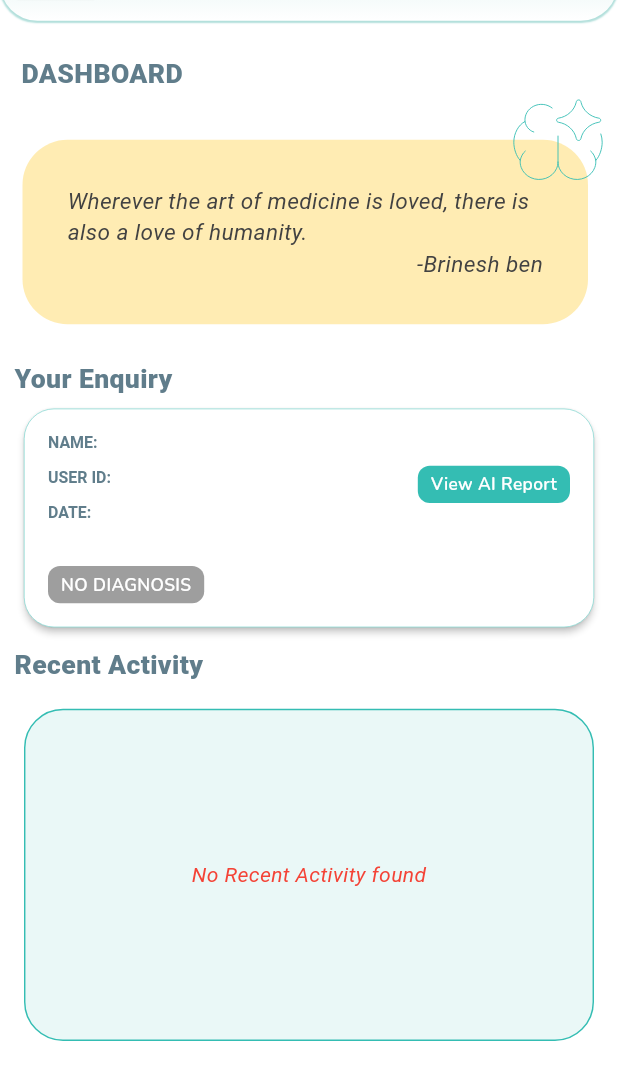
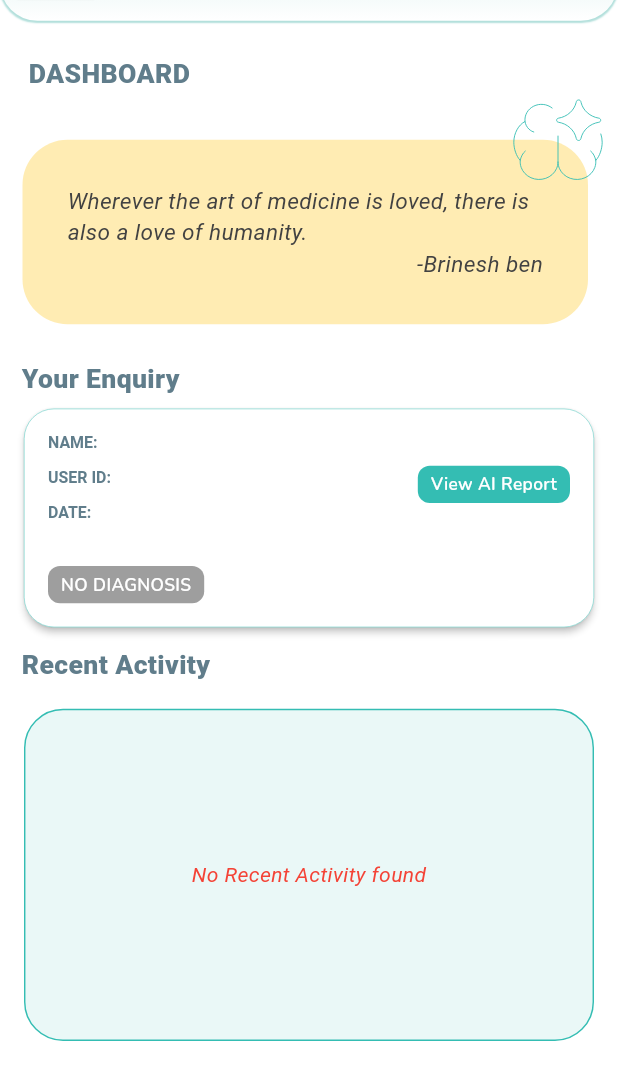
Before and after one commit to Brineshben/utharam-ai, a Flutter app: the HomeScreenPatient screen opened directly with empty values, on a phone screen of 412 x 824 dp, the part 152-1236 px from its top. Run offline on Flutter 3.47's test engine with Material 3 defaults, Android fonts, the light colour scheme and no system bars; drawn by our look-alikes of loader_overlay, showcaseview; our stand-ins replace cached_network_image, carousel_slider, connectivity_plus, dropdown_button2, dropdown_search, easy_date_timeline and 20 more; missing offline and left inert: syncfusion_flutter_pdfviewer; accounts and stored records are empty; network calls fail; Roboto replaces fonts that are missing (Shanti); project files that could hold a hidden picture were left out.

Commit message:
Api fixing in my appointments page

```diff
--- a/lib/Roles_UI/CHIEF_DOCTOR/Settings/settings.dart
+++ b/lib/Roles_UI/CHIEF_DOCTOR/Settings/settings.dart
@@ -7,6 +7,7 @@ import 'package:patient/utils/color_util.dart';
 import '../../../main.dart';
 import '../../JUNIOR_DOCTOR/appoinment/PatientListr.dart';
 import '../../UI/AppintmentsPage/My_Appointments.dart';
+import '../../UI/DoctorListSenior/doctorListSenior.dart';
 import 'RejectedPatientList.dart';
 import 'addTalktoHuman.dart';
 
@@ -54,7 +55,7 @@ class _ProfileSettingsPageState extends State<ProfileSettingsPage> {
             children: [
 
               Padding(
-                padding: EdgeInsets.only(top: 50.h, left: 5.w, right: 10.w),                child: buildProfileCard(widget.name, widget.role),
+                padding: EdgeInsets.only(top: 50.h, left: 5.w, right: 10.w),                child: buildProfileCard(widget.name, formatString(widget.role)),
               ),
               // SizedBox(height: 5),
               // Wrap(
--- a/lib/Roles_UI/CHIEF_DOCTOR/bottom_Navigation_Chief.dart
+++ b/lib/Roles_UI/CHIEF_DOCTOR/bottom_Navigation_Chief.dart
@@ -55,7 +55,7 @@ class _PageIndexNavigationChiefState extends State<PageIndexNavigationChief> wit
 
     _screens = [
       HomeScreenChief(role:widget.role, name: widget.name, token: widget.token, doctorId: widget.doctorId,),
-      PatientExpandableCardList(token: widget.token,),
+      PatientExpandableCardList(token: widget.token, role: widget.role,),
       DoctorList(token: widget.token),
 
       ProfileSettingsPage(name: widget.name, role:widget.role, token:widget.token,),
--- a/lib/Roles_UI/JUNIOR_DOCTOR/Junior_doctorView/Home_Junior.dart
+++ b/lib/Roles_UI/JUNIOR_DOCTOR/Junior_doctorView/Home_Junior.dart
@@ -11,6 +11,7 @@ import '../../../Controller/Patient_queue_Controller.dart';
 import '../../../Controller/Quotes_Controller.dart';
 import '../../CHIEF_DOCTOR/Chiefdoctor_View/DashChief.dart';
 import '../../UI/Common_Widget/appbar.dart';
+import '../../UI/DoctorListSenior/doctorListSenior.dart';
 import '../../UI/HomePage/home_widgets/DashList.dart';
 import '../../UI/HomePage/home_widgets/overallView.dart';
 import 'package:get/get.dart';
@@ -262,7 +263,7 @@ class _HomeScreenJuniorState extends State<HomeScreenJunior> {
                     isWelcome: true,
                     bellicon: true,
                     notificationcount: true,
-                    name: '${widget.name} (${widget.role})',
+                    name: '${widget.name} (${ formatString(widget.role)})',
                     image: 'assets/images/profile2.jpg',
                   ),
                   Padding(
@@ -272,7 +273,7 @@ class _HomeScreenJuniorState extends State<HomeScreenJunior> {
                       mainAxisAlignment: MainAxisAlignment.spaceBetween,
                       children: [
                         Text(
-                          "${widget.role.toUpperCase()} DASHBOARD",
+                          "${formatString(widget.role).toUpperCase()} DASHBOARD",
                           style: GoogleFonts.shanti(
                             color: Colors.blueGrey,
                             fontWeight: FontWeight.w900,
--- a/lib/Roles_UI/JUNIOR_DOCTOR/bottom_navigation_Junior.dart
+++ b/lib/Roles_UI/JUNIOR_DOCTOR/bottom_navigation_Junior.dart
@@ -62,7 +62,7 @@ class _PageIndexNavigationJuniorState extends State<PageIndexNavigationJunior> {
         role: widget.role,
         token: widget.token, doctorID: widget.doctorId,
       ),
-      PatientExpandableCardList(token:widget.token,),
+      PatientExpandableCardList(token:widget.token, role: widget.role,),
       DoctorList(token: widget.token),
       AssesmentPage(
         token: widget.token,
--- a/lib/Roles_UI/PATIENT/UI_PATIENT/Home_Screen/Home_Screen_Patient.dart
+++ b/lib/Roles_UI/PATIENT/UI_PATIENT/Home_Screen/Home_Screen_Patient.dart
@@ -17,6 +17,7 @@ import '../../../UI/Common_Widget/Appointment_card.dart';
 import '../../../UI/Common_Widget/DateFormat.dart';
 import '../../../UI/Common_Widget/appbar.dart';
 import '../../../UI/Common_Widget/pdfview.dart';
+import '../../../UI/DoctorListSenior/doctorListSenior.dart';
 import '../../../UI/HomePage/home_widgets/DashList.dart';
 import '../../../UI/HomePage/home_widgets/overallView.dart';
 import '../../../UI/HomePage/home_widgets/quiz_List.dart';
@@ -88,7 +89,7 @@ class _HomeScreenPatientState extends State<HomeScreenPatient> {
                 ),
                 Padding(
                   padding: EdgeInsets.only(
-                      top: 25.h, bottom: 25.h, left: 10.w, right: 10.w),
+                      top: 25.h, bottom: 25.h, left: 15.w, right: 10.w),
                   child: Row(
                     mainAxisAlignment: MainAxisAlignment.spaceBetween,
                     children: [
@@ -117,7 +118,7 @@ class _HomeScreenPatientState extends State<HomeScreenPatient> {
                   );
                 }),
                 Padding(
-                  padding: EdgeInsets.only(top: 15.h, left: 10.w, right: 10.w),
+                  padding: EdgeInsets.only(top: 15.h, left: 15.w, right: 10.w),
                   child: Row(
                     mainAxisAlignment: MainAxisAlignment.spaceBetween,
                     children: [
@@ -239,12 +240,33 @@ class _HomeScreenPatientState extends State<HomeScreenPatient> {
                     if (name == "No Name") {
                       return const SizedBox(); // Return nothing if no valid name
                     } else {
-                      return AppointmentCard2(
-                        name: name,
-                        date: date,
-                        role: role,
-                        fromDate: fromDate,
-                        toDate: toDate,
+                      return Column(
+                        children: [
+                          Padding(
+                            padding: EdgeInsets.only(
+                                top: 5.h, bottom: 1.h, left: 15.w, right: 10.w),
+                            child: Row(
+                              mainAxisAlignment: MainAxisAlignment.spaceBetween,
+                              children: [
+                                Text(
+                                  "Appointment Details",
+                                  style: GoogleFonts.shanti(
+                                    color: Colors.blueGrey,
+                                    fontWeight: FontWeight.w900,
+                                    fontSize: 20.h,
+                                  ),
+                                ),
+                              ],
+                            ),
+                          ),
+                          AppointmentCard2(
+                            name: name,
+                            date: date,
+                            role:formatString(role) ,
+                            fromDate: fromDate,
+                            toDate: toDate,
+                          ),
+                        ],
                       );
                     }
                   },
@@ -252,7 +274,7 @@ class _HomeScreenPatientState extends State<HomeScreenPatient> {
 
                 Padding(
                   padding: EdgeInsets.only(
-                      top: 5.h, bottom: 1.h, left: 10.w, right: 10.w),
+                      top: 5.h, bottom: 1.h, left: 15.w, right: 10.w),
                   child: Row(
                     mainAxisAlignment: MainAxisAlignment.spaceBetween,
                     children: [
--- a/lib/Roles_UI/UI/AppintmentsPage/My_Appointments.dart
+++ b/lib/Roles_UI/UI/AppintmentsPage/My_Appointments.dart
@@ -272,7 +272,7 @@ class _MyAppointmentsState extends State<MyAppointments> {
                               crossAxisAlignment: CrossAxisAlignment.start,
                               children: [
                                 Text(
-                                  "ASSIGNED DOCTOR : ${patientData?.patientDetails?.name?.toUpperCase() ?? "No Name"}",
+                                  "ASSIGNED DOCTOR : ${patientData?.doctorDetails?.name?.toUpperCase() ?? "No Name"}",
                                   style: TextStyle(
                                     fontSize: 12.h,
                                     color: Colors.blueGrey,
--- a/lib/Roles_UI/UI/Common_Widget/Appointment_card.dart
+++ b/lib/Roles_UI/UI/Common_Widget/Appointment_card.dart
@@ -25,7 +25,7 @@ class AppointmentCard2 extends StatelessWidget {
         ),
       ),
       elevation: 2,
-      margin: const EdgeInsets.all(12),
+      margin: const EdgeInsets.all(16),
 
       child: Container(
         padding: const EdgeInsets.all(16),
--- a/lib/Roles_UI/UI/Common_Widget/appbar.dart
+++ b/lib/Roles_UI/UI/Common_Widget/appbar.dart
@@ -125,7 +125,7 @@ class UserDetails extends StatelessWidget {
                         Get.snackbar('Failed', 'Feature is under Maintenance',
                             snackPosition: SnackPosition.BOTTOM,
                           margin: const EdgeInsets.only(
-                              bottom: 10,
+                              bottom: 70,
                               left: 8,
                               right: 8),);
                       },
--- a/lib/Roles_UI/UI/HomePage/home_screen.dart
+++ b/lib/Roles_UI/UI/HomePage/home_screen.dart
@@ -12,6 +12,7 @@ import '../../../Controller/PatientAppointmentDetailsController.dart';
 import '../../../Controller/Quotes_Controller.dart';
 import '../../../utils/Constants.dart';
 import '../Common_Widget/appbar.dart';
+import '../DoctorListSenior/doctorListSenior.dart';
 import 'home_widgets/course_List.dart';
 import 'home_widgets/overallView.dart';
 
@@ -75,7 +76,7 @@ class _HomeScreenState extends State<HomeScreen> {
                       isWelcome: true,
                       bellicon: true,
                       notificationcount: true,
-                      name: '${widget.name} (${widget.role})',
+                      name: '${widget.name} (${ formatString(widget.role)})',
                       image: 'assets/images/profile2.jpg',
                     ),
                     Padding(
@@ -85,7 +86,7 @@ class _HomeScreenState extends State<HomeScreen> {
                         mainAxisAlignment: MainAxisAlignment.spaceBetween,
                         children: [
                           Text(
-                            "${widget.role.toUpperCase()} DASHBOARD",
+                            "${formatString(widget.role).toUpperCase()} DASHBOARD",
                             style: GoogleFonts.shanti(
                               color: Colors.blueGrey,
                               fontWeight: FontWeight.w900,
--- a/lib/Roles_UI/UI/HomePage/home_widgets/bottom_Navigationbar.dart
+++ b/lib/Roles_UI/UI/HomePage/home_widgets/bottom_Navigationbar.dart
@@ -158,7 +158,7 @@ class _PageIndexNavigationTherapistState
         doctorId: widget.doctorId,
       ),
       PatientExpandableCardList(
-        token: widget.token,
+        token: widget.token, role: widget.role,
       ),
       AssesmentPage(
         token: widget.token,
```
Also changed, not shown: lib/Roles_UI/UI/Shedule_Page/Upcoming_List.dart (+33 -2 lines).
